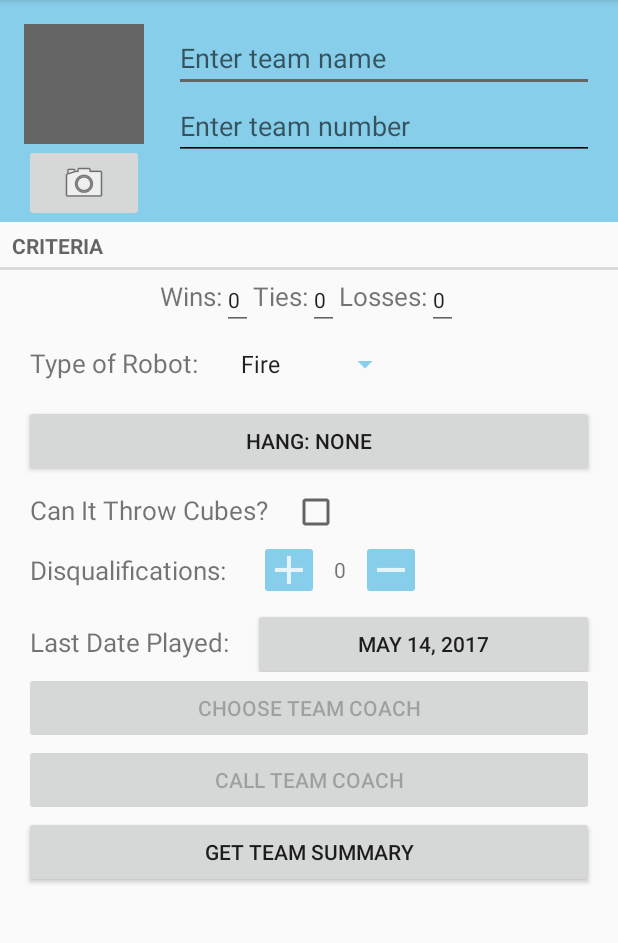
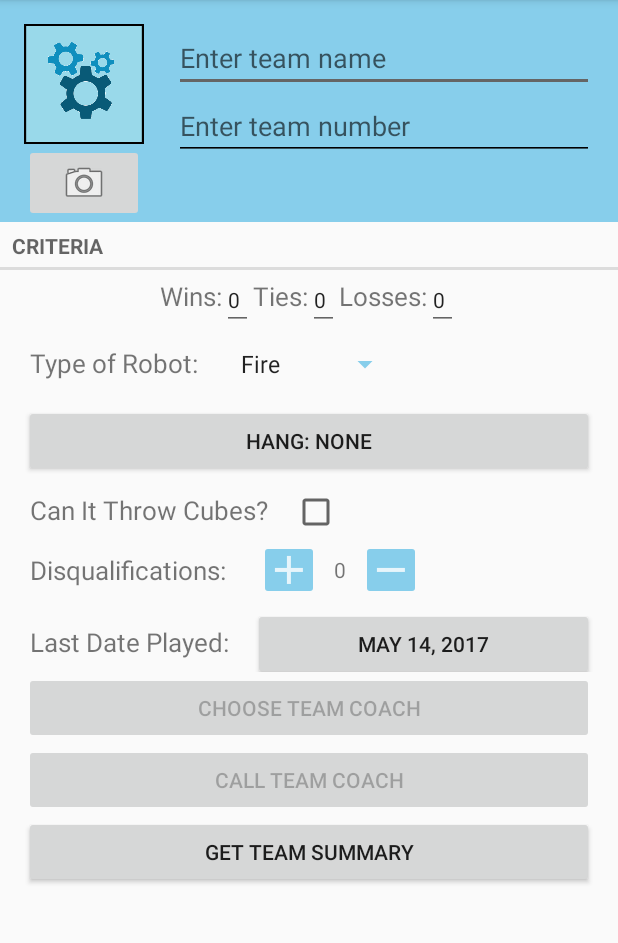
Before and after one commit to 1MmM1/TeamScouter, an Android app: the screen it shows after launch (TeamPagerActivity), after a tap on "NEW TEAM", on a phone screen of 412 x 824 dp, the part 84-1027 px from its top. Run offline under Robolectric (Android 15) with nearby library versions, the phone set to English and light mode, and no system bars.

Commit message:
Setting defaut picture

```diff
--- a/app/src/main/java/com/bignerdranch/android/criminalintent/TeamFragment.java
+++ b/app/src/main/java/com/bignerdranch/android/criminalintent/TeamFragment.java
@@ -13,6 +13,7 @@ import android.provider.MediaStore;
 import android.support.v4.app.Fragment;
 import android.support.v4.app.FragmentManager;
 import android.support.v4.app.ShareCompat;
+import android.support.v4.content.ContextCompat;
 import android.text.Editable;
 import android.text.TextWatcher;
 import android.text.format.DateFormat;
@@ -34,7 +35,6 @@ import android.widget.ImageButton;
 import android.widget.ImageView;
 import android.widget.Spinner;
 import android.widget.TextView;
-import android.widget.Toast;
 
 import java.util.Date;
 
@@ -607,7 +607,7 @@ public class TeamFragment extends Fragment implements
     {
         if(mPhotoFile == null || !mPhotoFile.exists())
         {
-            mPhotoView.setImageDrawable(null);
+            mPhotoView.setImageDrawable(ContextCompat.getDrawable(getActivity(), R.drawable.gear_placeholder));
         }
         else
         {
```
Also changed, not shown: app/src/main/res/drawable/gear_placeholder.png (added).
